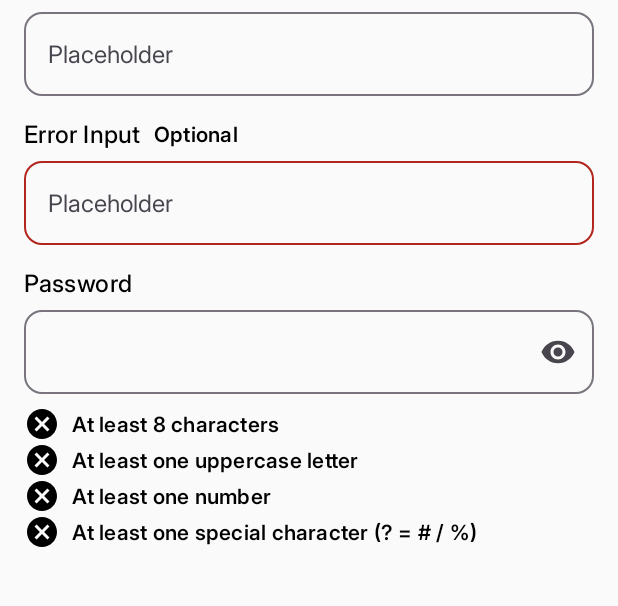
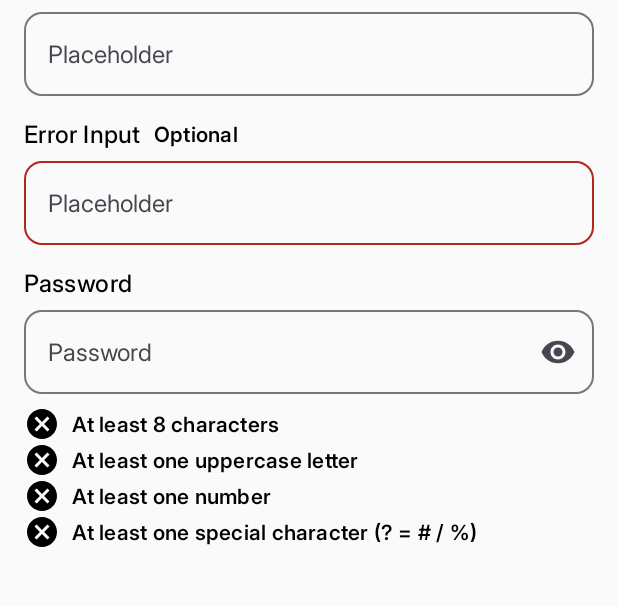
Before and after one commit to Norbert445/O2Input, an Android app built with Jetpack Compose: the screen it shows after launch (MainActivity), on a phone screen of 412 x 824 dp, the part 41-647 px from its top. Run offline under Robolectric (Android 15) with nearby library versions, the phone set to English and light mode, and no system bars.

Commit message:
feat: add style parameters to password input

```diff
--- a/app/src/main/java/com/example/o2input/MainActivity.kt
+++ b/app/src/main/java/com/example/o2input/MainActivity.kt
@@ -68,6 +68,7 @@ class MainActivity : ComponentActivity() {
                         PasswordInput(
                             password = password,
                             label = stringResource(R.string.password_title),
+                            placeholder = "Password",
                             onPasswordChange = {
                                 password = it
                             },
--- a/app/src/main/java/com/example/o2input/ui/widget/InputView.kt
+++ b/app/src/main/java/com/example/o2input/ui/widget/InputView.kt
@@ -15,6 +15,7 @@ import androidx.compose.runtime.Composable
 import androidx.compose.ui.Alignment
 import androidx.compose.ui.Modifier
 import androidx.compose.ui.res.stringResource
+import androidx.compose.ui.text.TextStyle
 import androidx.compose.ui.text.input.VisualTransformation
 import androidx.compose.ui.tooling.preview.Preview
 import com.example.o2input.R
@@ -29,6 +30,9 @@ fun InputView(
     value: String,
     onValueChange: (String) -> Unit,
     modifier: Modifier = Modifier,
+    textStyle: TextStyle = LocalTypography.current.bodyM.copy(
+        color = LocalColors.current.contentOnNeutralXXHigh
+    ),
     label: String? = null,
     placeholder: String = "",
     supportingText: String? = null,
@@ -64,9 +68,7 @@ fun InputView(
         OutlinedTextField(
             value = value,
             onValueChange = onValueChange,
-            textStyle = LocalTypography.current.bodyM.copy(
-                color = LocalColors.current.contentOnNeutralXXHigh
-            ),
+            textStyle = textStyle,
             placeholder = {
                 Text(
                     text = placeholder,
@@ -99,7 +101,7 @@ fun InputView(
 fun InputPreview() {
     O2InputTheme {
         InputView(
-            "",
+            "Input",
             {},
             label = "Input",
             placeholder = "Placeholder",
--- a/app/src/main/java/com/example/o2input/ui/widget/PasswordInput.kt
+++ b/app/src/main/java/com/example/o2input/ui/widget/PasswordInput.kt
@@ -21,7 +21,9 @@ import androidx.compose.runtime.remember
 import androidx.compose.runtime.setValue
 import androidx.compose.ui.Alignment
 import androidx.compose.ui.Modifier
+import androidx.compose.ui.graphics.Color
 import androidx.compose.ui.res.stringResource
+import androidx.compose.ui.text.TextStyle
 import androidx.compose.ui.text.input.KeyboardType
 import androidx.compose.ui.text.input.PasswordVisualTransformation
 import androidx.compose.ui.text.input.VisualTransformation
@@ -37,12 +39,17 @@ fun PasswordInput(
     password: String,
     onPasswordChange: (String) -> Unit,
     modifier: Modifier = Modifier,
+    textStyle: TextStyle = LocalTypography.current.bodyM.copy(
+        color = LocalColors.current.contentOnNeutralXXHigh
+    ),
     label: String? = null,
     placeholder: String = "",
     isError: Boolean = false,
     leadingIcon: @Composable (() -> Unit)? = null,
     supportingText: String? = null,
     rules: List<Pair<String, Boolean>>? = null,
+    validRuleColor: Color = LocalColors.current.surfaceBrand,
+    invalidRuleColor: Color = LocalColors.current.contentOnNeutralDanger
 ) {
     var passwordVisible by remember { mutableStateOf(false) }
 
@@ -51,6 +58,7 @@ fun PasswordInput(
             value = password,
             onValueChange = onPasswordChange,
             modifier = modifier,
+            textStyle = textStyle,
             label = label,
             placeholder = placeholder,
             isOptional = false,
@@ -80,10 +88,12 @@ fun PasswordInput(
             }
         )
 
+        if (rulesToShow.isEmpty()) return
+
         Column(modifier = Modifier.padding(top = LocalSpacing.current.xs)) {
             rulesToShow.forEach { (ruleText, isValid) ->
                 val color =
-                    if (isValid) LocalColors.current.surfaceBrand else LocalColors.current.contentOnNeutralDanger
+                    if (isValid) validRuleColor else invalidRuleColor
 
                 Row(verticalAlignment = Alignment.CenterVertically) {
                     Icon(
@@ -108,7 +118,7 @@ fun PasswordInput(
 fun PasswordInputPreview() {
     O2InputTheme {
         PasswordInput(
-            password = "",
+            password = "aaaaaaaaaa",
             onPasswordChange = {},
             label = "Password"
         )
```
